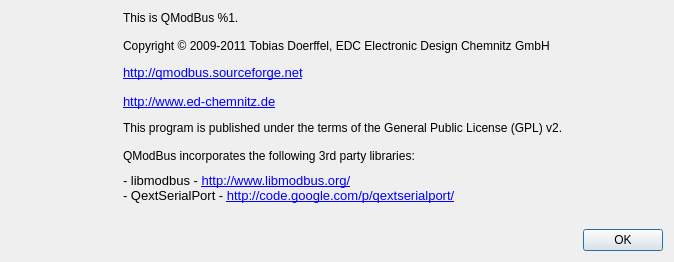
Before: the Qt Designer form forms/about.ui in ed-chemnitz/qmodbus, drawn with Qt 5.
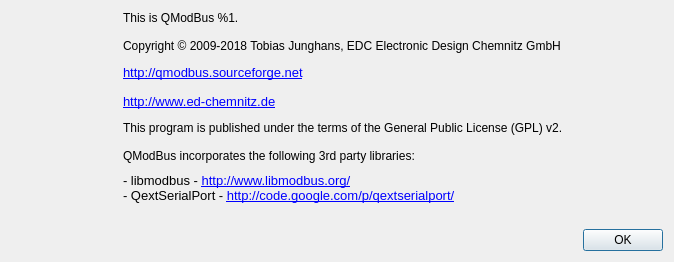
After: the same form once the commit is applied. Icons and pictures are not drawn.

```diff
--- a/forms/about.ui
+++ b/forms/about.ui
@@ -85,7 +85,7 @@
          <property name="text">
           <string>This is QModBus %1.
 
-Copyright © 2009-2011 Tobias Doerffel, EDC Electronic Design Chemnitz GmbH</string>
+Copyright © 2009-2018 Tobias Junghans, EDC Electronic Design Chemnitz GmbH</string>
          </property>
          <property name="textFormat">
           <enum>Qt::PlainText</enum>
```
